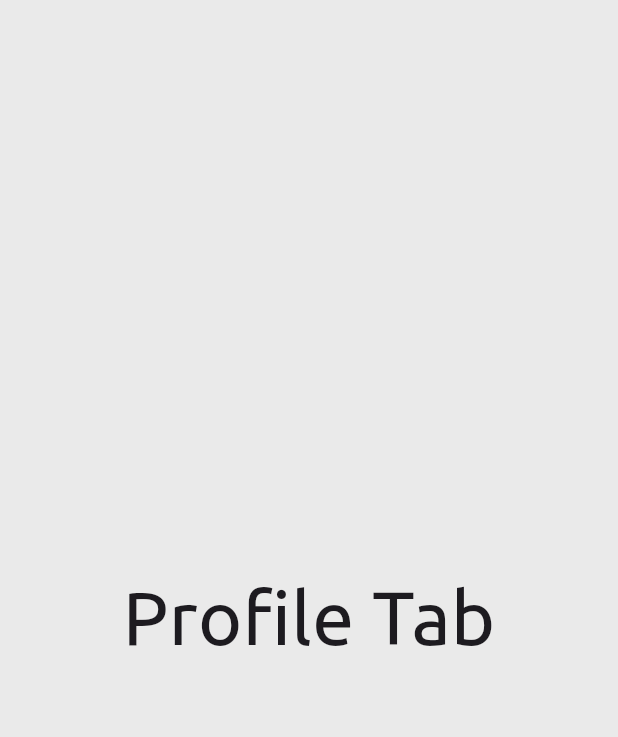
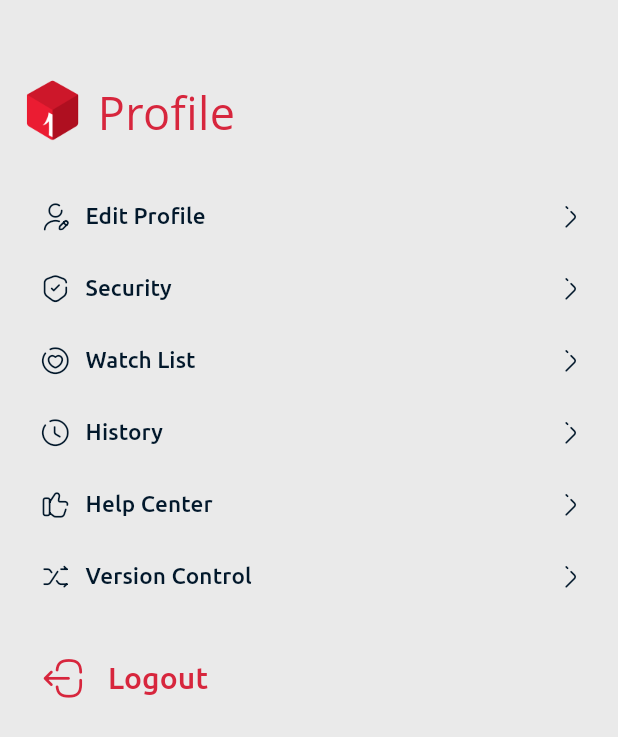
Before and after one commit to fallen02/oneMovies, a Flutter app: the ProfileTab screen opened directly, on a phone screen of 412 x 824 dp. Shown: the top 737 px of the screen. Run offline on Flutter 3.47's test engine with Material 3 defaults, Android fonts, the phone set to English and light mode, and no system bars; our stand-ins replace appwrite; network calls fail; Roboto replaces fonts that are missing (Open Sans); statements that could not run were skipped; project files that could hold a hidden picture were left out.

Commit message:
have to learm lore about colorSchemes

```diff
--- /dev/null
+++ b/lib/screens/tabs/components/custom_button.dart
@@ -0,0 +1,58 @@
+import 'package:flutter/material.dart';
+
+class CustomButton extends StatelessWidget {
+  final String text;
+  final IconData prefixiIcon;
+  final IconData sufixiIcon;
+  final VoidCallback onPressed;
+
+
+  const CustomButton({
+    super.key,
+    required this.text,
+    required this.onPressed,
+    required this.prefixiIcon,
+    required this.sufixiIcon
+    });
+
+
+
+
+  @override
+  Widget build(BuildContext context) {
+    return SizedBox(
+      // width: double.infinity,
+      child: TextButton(
+        onPressed: () {},
+        style: ButtonStyle(
+          shape: WidgetStatePropertyAll<RoundedRectangleBorder>(
+            RoundedRectangleBorder(borderRadius: BorderRadius.circular(10)),
+          ),
+        ),
+        child: Row(
+          mainAxisAlignment: MainAxisAlignment.spaceBetween,
+          children: [
+            Padding(
+              padding: EdgeInsets.fromLTRB(5, 0, 5, 0),
+              child: Row(
+                spacing: 10,
+                children: [
+                  Icon(prefixiIcon, size: 20),
+                  Text(
+                    text,
+                    style: TextStyle(
+                      fontFamily: 'Ubuntu',
+                      fontSize: 15,
+                      // color: Colors.white70,
+                    ),
+                  ),
+                ],
+              ),
+            ),
+            Icon(sufixiIcon, size: 20),
+          ],
+        ),
+      ),
+    );
+  }
+}
--- a/lib/screens/tabs/profile_tab.dart
+++ b/lib/screens/tabs/profile_tab.dart
@@ -1,4 +1,8 @@
 import 'package:flutter/material.dart';
+import 'package:onemovies/screens/tabs/components/custom_button.dart';
+import 'package:onemovies/utils/appwrite/auth.dart';
+import 'package:onemovies/utils/icon_fonts.dart';
+import 'package:provider/provider.dart';
 
 class ProfileTab extends StatefulWidget {
   const ProfileTab({super.key});
@@ -8,14 +12,126 @@ class ProfileTab extends StatefulWidget {
 }
 
 class _ProfileTabState extends State<ProfileTab> {
+
+  dynamic logOut(){
+    final Auth auth = context.read<Auth>();
+    auth.signOut();
+  }
+
   @override
   Widget build(BuildContext context) {
     return Scaffold(
-      body: Center(
-        // mainAxisAlignment: MainAxisAlignment.center,
-        child:
-          Text("Profile Tab", style: TextStyle(fontSize: 50, fontFamily: 'Ubuntu'),)
-        ,
+      body: SingleChildScrollView(
+        padding: EdgeInsets.fromLTRB(10, 50, 10, 50),
+        child: Column(
+          spacing: 20,
+          children: [
+            Row(
+              spacing: 5,
+              crossAxisAlignment: CrossAxisAlignment.center,
+              children: [
+                Image(
+                  image: AssetImage('assets/icons/icon.png'),
+                  fit: BoxFit.scaleDown,
+                  width: 50,
+                  gaplessPlayback: true,
+                  isAntiAlias: true,
+                ),
+                Text(
+                  "Profile",
+                  style: TextStyle(
+                    fontFamily: 'Open Sans',
+                    fontSize: 30,
+                    fontWeight: FontWeight.w500,
+                    color: Color(0xffD7263D),
+                  ),
+                ),
+              ],
+            ),
+            Column(
+              children: [
+                CustomButton(
+                  text: "Edit Profile",
+                  onPressed: () {},
+                  prefixiIcon: Broken.user_edit,
+                  sufixiIcon: Broken.arrow_right_3,
+                ),
+                CustomButton(
+                  text: "Security",
+                  onPressed: () {},
+                  prefixiIcon: Broken.shield_tick,
+                  sufixiIcon: Broken.arrow_right_3,
+                ),
+                CustomButton(
+                  text: "Watch List",
+                  onPressed: () {},
+                  prefixiIcon: Broken.heart_circle,
+                  sufixiIcon: Broken.arrow_right_3,
+                ),
+                CustomButton(
+                  text: "History",
+                  onPressed: () {},
+                  prefixiIcon: Broken.clock,
+                  sufixiIcon: Broken.arrow_right_3,
+                ),
+                CustomButton(
+                  text: "Help Center",
+                  onPressed: () {},
+                  prefixiIcon: Broken.like_1,
+                  sufixiIcon: Broken.arrow_right_3,
+                ),
+                CustomButton(
+                  text: "Version Control",
+                  onPressed: () {},
+                  prefixiIcon: Broken.shuffle,
+                  sufixiIcon: Broken.arrow_right_3,
+                ),
+              ],
+            ),
+            SizedBox(
+              // width: double.infinity,
+              child: TextButton(
+                onPressed: () {
+                  logOut();
+                },
+                style: ButtonStyle(
+                  shape: WidgetStatePropertyAll<RoundedRectangleBorder>(
+                    RoundedRectangleBorder(
+                      borderRadius: BorderRadius.circular(10),
+                    ),
+                  ),
+                ),
+                child: Row(
+                  mainAxisAlignment: MainAxisAlignment.spaceBetween,
+                  children: [
+                    Padding(
+                      padding: EdgeInsets.fromLTRB(5, 0, 5, 0),
+                      child: Row(
+                        spacing: 15,
+                        children: [
+                          Icon(
+                            Broken.logout,
+                            size: 30,
+                            color: Color(0xffD7263D),
+                          ),
+                          Text(
+                            "Logout",
+                            style: TextStyle(
+                              fontFamily: 'Ubuntu',
+                              fontSize: 20,
+                              color: Color(0xffD7263D),
+                            ),
+                          ),
+                        ],
+                      ),
+                    ),
+                    // Icon(sufixiIcon, size: 20),
+                  ],
+                ),
+              ),
+            ),
+          ],
+        ),
       ),
     );
   }
--- a/lib/utils/theme/theme.dart
+++ b/lib/utils/theme/theme.dart
@@ -8,7 +8,12 @@ class TAppTheme {
     useMaterial3: true,
     brightness: Brightness.light,
     scaffoldBackgroundColor: Color(0xffEAEAEA),
-    primaryColor: Color(0xffD7263D),
+    // primaryColor: Color(0xffD7263D),
+    colorScheme: ColorScheme.fromSwatch().copyWith(
+      brightness: Brightness.light,
+      primary: Color(0xff02182B),
+      secondary: Color(0xffD7263D),
+    )
     // TODO: create a textTheme with fonts
     // textTheme: TTextTheme.lightTextTheme,
   );
@@ -16,7 +21,12 @@ class TAppTheme {
     useMaterial3: true,
     brightness: Brightness.dark,
     scaffoldBackgroundColor: Color(0xff02182B),
-    primaryColor: Color(0xffD7263D),
+    colorScheme: ColorScheme.fromSwatch().copyWith(
+      brightness: Brightness.dark,
+      primary: Color(0xffEAEAEA),
+      secondary: Color(0xffD7263D),
+      // onPrimary: Color(0xff02182B),
+    )
     // TODO: create a textTheme with fonts
     // textTheme: TTextTheme.darkTextTheme,
   );
--- a/pubspec.yaml
+++ b/pubspec.yaml
@@ -65,6 +65,7 @@ flutter:
   assets:
     - assets/
     - assets/icons/google-icon.png
+    - assets/icons/icon.png
     # - images/a_dot_ham.jpeg
 
   # An image asset can refer to one or more resolution-specific "variants", see
```
Also changed, not shown: assets/icons/icon.png (added).
